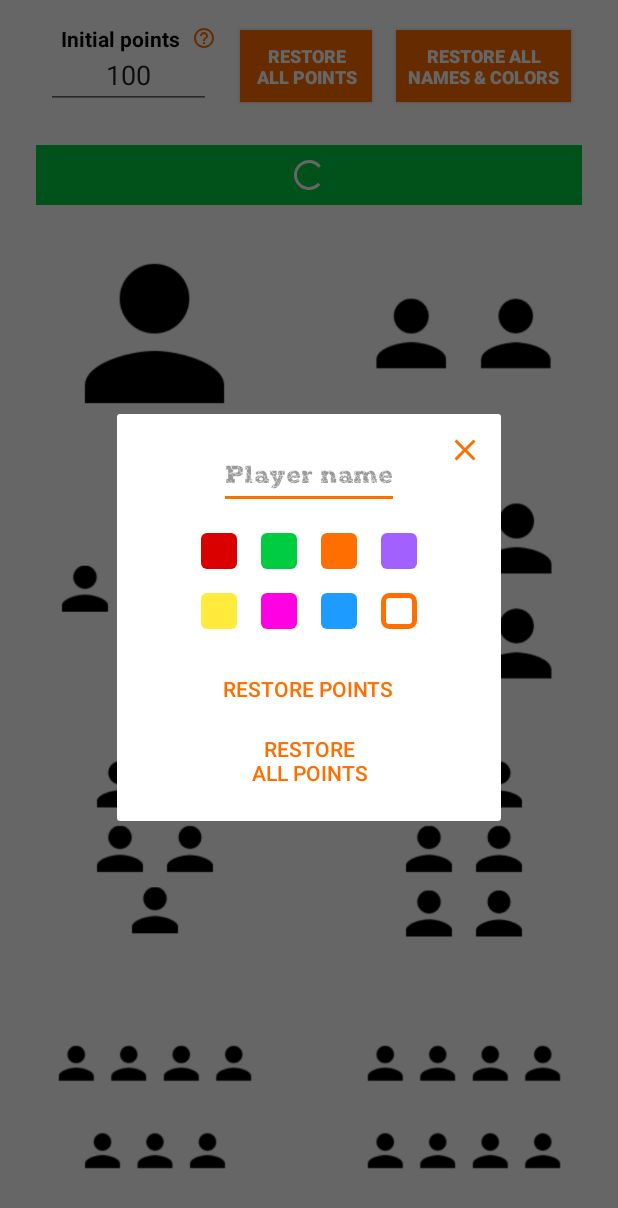
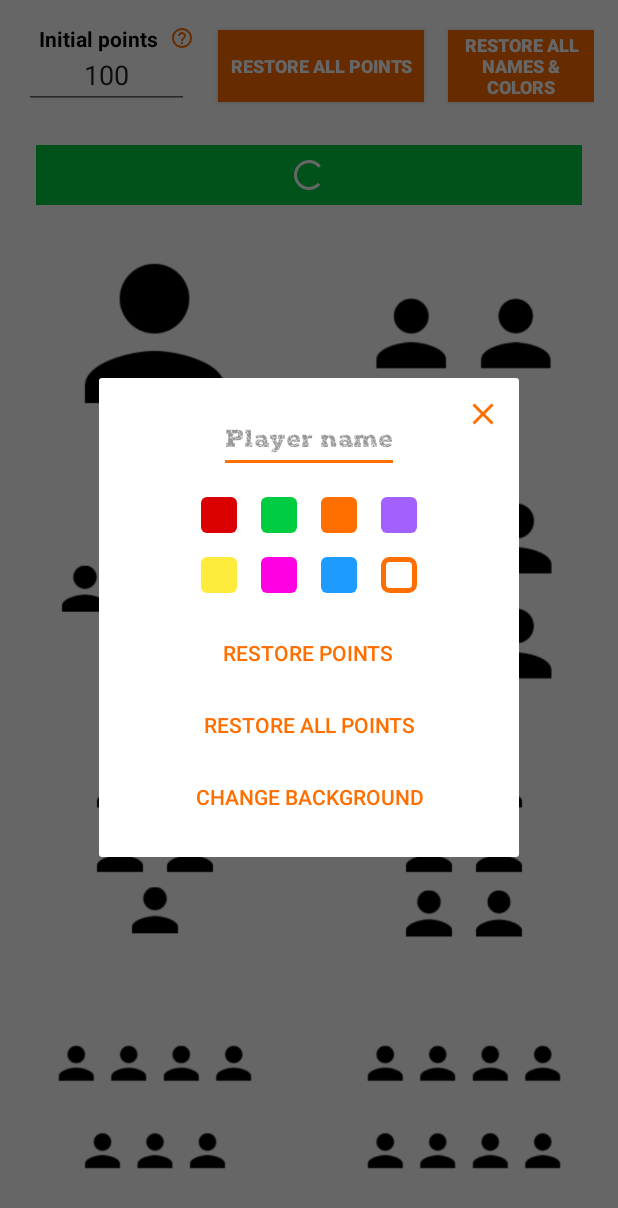
Before and after one commit to ernestovega/PointScorer, an Android app: the PlayerSettingsMenuDialogFragment screen opened through its navigation route, on a phone screen of 412 x 824 dp. Shown: the top 1208 px of the screen. Run offline under Robolectric (Android 15) with nearby library versions, the phone set to English and light mode, and no system bars; our stand-ins replace AdMob, Dagger/Hilt's generated code; libraries missing offline, so code that uses them is left out: com.canhub.cropper, com.google.ads.mediation; 8 statements that could not run were skipped.

Commit message:
[WIP] Crop Image integrated, still needing to implement properly the whole functionality

```diff
--- a/app/build.gradle
+++ b/app/build.gradle
@@ -90,7 +90,7 @@ kapt {
 dependencies {
 
     //ANDROID
-    implementation 'androidx.multidex:multidex:2.0.0'
+    implementation 'androidx.multidex:multidex:2.0.1'
 
     //KOTLIN
     implementation 'org.jetbrains.kotlin:kotlin-stdlib-jdk7:1.7.21'
@@ -137,4 +137,7 @@ dependencies {
 
     //ADS
     implementation 'com.google.android.gms:play-services-ads:21.5.0'
+
+    //IMAGE CROPPER
+    implementation 'com.vanniktech:android-image-cropper:4.3.3'
 }
--- a/app/src/main/java/com/etologic/pointscorer/app/main/activity/MainActivity.kt
+++ b/app/src/main/java/com/etologic/pointscorer/app/main/activity/MainActivity.kt
@@ -32,7 +32,7 @@ class MainActivity : AppCompatActivity() {
     }
 
     private fun initViewModel() {
-        viewModel.screenObservable.observe(this) { navigator.navigateTo(this, it) }
+        viewModel.navigationDataObservable.observe(this) { navigator.navigateTo(this, it) }
         viewModel.gameInterstitialAdObservable.observe(this) { gameInterstitialAdObserver(it) }
     }
 
@@ -44,7 +44,7 @@ class MainActivity : AppCompatActivity() {
     private fun setupOnBackPressed() {
         onBackPressedDispatcher.addCallback(this, object: OnBackPressedCallback(true) {
             override fun handleOnBackPressed() {
-                if (viewModel.screenObservable.value == MENU) {
+                if (viewModel.navigationDataObservable.value?.screen == MENU) {
                     viewModel.navigateTo(FINISH)
                 } else {
                     viewModel.navigateTo(MENU)
--- a/app/src/main/java/com/etologic/pointscorer/app/main/activity/MainActivityNavigator.kt
+++ b/app/src/main/java/com/etologic/pointscorer/app/main/activity/MainActivityNavigator.kt
@@ -1,9 +1,11 @@
 package com.etologic.pointscorer.app.main.activity
 
 import android.view.WindowManager
+import androidx.activity.result.ActivityResultLauncher
 import androidx.annotation.IdRes
 import androidx.navigation.NavOptions
 import androidx.navigation.fragment.NavHostFragment
+import com.canhub.cropper.CropImageContractOptions
 import com.etologic.pointscorer.R
 import com.etologic.pointscorer.app.main.activity.MainActivityNavigator.Screens.*
 import javax.inject.Inject
@@ -20,11 +22,19 @@ class MainActivityNavigator @Inject constructor() {
         GAME_SIX_PLAYERS,
         GAME_SEVEN_PLAYERS,
         GAME_EIGHT_PLAYERS,
-        FINISH
+        CHANGE_BACKGROUND,
+        FINISH,
     }
 
-    fun navigateTo(activity: MainActivity, screen: Screens) {
-        when (screen) {
+    data class NavigationData(
+        val screen: Screens,
+        val activityResultLauncher: ActivityResultLauncher<*>? = null,
+        val activityResultToLaunchInput: Nothing? = null,
+        val activityResultToLaunchOptions: Any? = null,
+    )
+
+    fun navigateTo(activity: MainActivity, navigationData: NavigationData) {
+        when (navigationData.screen) {
             MENU -> goToFragment(activity, R.id.mainMenuFragment)
             GAME_ONE_PLAYER -> goToGameFragment(activity, R.id.game1PlayerXPlayersFragment)
             GAME_TWO_PLAYERS -> goToGameFragment(activity, R.id.game2PlayersXPlayersFragment)
@@ -34,8 +44,16 @@ class MainActivityNavigator @Inject constructor() {
             GAME_SIX_PLAYERS -> goToGameFragment(activity, R.id.game6PlayersXPlayersFragment)
             GAME_SEVEN_PLAYERS -> goToGameFragment(activity, R.id.game7PlayersXPlayersFragment)
             GAME_EIGHT_PLAYERS -> goToGameFragment(activity, R.id.game8PlayersXPlayersFragment)
+            CHANGE_BACKGROUND -> goToCropImageActivityForResult(navigationData)
             FINISH -> activity.finish()
         }
+    }
+
+    @Suppress("UNCHECKED_CAST")
+    private fun goToCropImageActivityForResult(navigationData: NavigationData) {
+        (navigationData.activityResultLauncher as? ActivityResultLauncher<CropImageContractOptions>)?.launch(
+            navigationData.activityResultToLaunchOptions as? CropImageContractOptions
+        )
     }
 
     private fun goToFragment(activity: MainActivity, @IdRes fragmentId: Int) {
--- a/app/src/main/java/com/etologic/pointscorer/app/main/activity/MainActivityViewModel.kt
+++ b/app/src/main/java/com/etologic/pointscorer/app/main/activity/MainActivityViewModel.kt
@@ -6,6 +6,7 @@ import androidx.lifecycle.ViewModel
 import androidx.lifecycle.viewModelScope
 import com.etologic.pointscorer.app.common.ads.MyInterstitialAd
 import com.etologic.pointscorer.app.common.ads.MyRewardedAd
+import com.etologic.pointscorer.app.main.activity.MainActivityNavigator.NavigationData
 import com.etologic.pointscorer.app.main.activity.MainActivityNavigator.Screens
 import com.etologic.pointscorer.app.main.activity.MainActivityNavigator.Screens.MENU
 import com.etologic.pointscorer.bussiness.*
@@ -22,8 +23,8 @@ class MainActivityViewModel @Inject constructor(
     private val invalidateUseCase: InvalidateUseCase,
 ) : ViewModel() {
 
-    private val _navigationData = MutableLiveData<Screens>()
-    val screenObservable: LiveData<Screens> = _navigationData
+    private val _navigationData = MutableLiveData<NavigationData>()
+    val navigationDataObservable: LiveData<NavigationData> = _navigationData
     private val _initialPoints = MutableLiveData<Int>()
     val initialPointsObservable: LiveData<Int> = _initialPoints
     private val _shouldRestoreAllPoints = MutableLiveData<Int>()
@@ -41,7 +42,11 @@ class MainActivityViewModel @Inject constructor(
     }
 
     fun navigateTo(screen: Screens) {
-        _navigationData.postValue(screen)
+        _navigationData.postValue(NavigationData(screen))
+    }
+
+    fun navigateTo(navigationData: NavigationData) {
+        _navigationData.postValue(navigationData)
     }
 
     fun getInitialPoints() {
@@ -74,6 +79,10 @@ class MainActivityViewModel @Inject constructor(
         _shouldRestoreAllPoints.value = 0 //To avoid execution on reloads
     }
 
+    fun showGameInterstitialAd(myInterstitialAd: MyInterstitialAd?) {
+        _gameInterstitialAd.postValue(myInterstitialAd)
+    }
+
     override fun onCleared() {
         myRewardedAd = null
         myInterstitialAdForShowLove = null
@@ -81,8 +90,4 @@ class MainActivityViewModel @Inject constructor(
         super.onCleared()
     }
 
-    fun showGameInterstitialAd(myInterstitialAd: MyInterstitialAd?) {
-        _gameInterstitialAd.postValue(myInterstitialAd)
-    }
-
 }
--- a/app/src/main/java/com/etologic/pointscorer/app/main/fragments/player/PlayerSettingsMenuDialogFragment.kt
+++ b/app/src/main/java/com/etologic/pointscorer/app/main/fragments/player/PlayerSettingsMenuDialogFragment.kt
@@ -28,6 +28,7 @@ class PlayerSettingsMenuDialogFragment @Inject constructor() : BaseMainDialogFra
         fun onNameChanged(name: String)
         fun onRestorePlayerPointsClicked()
         fun onRestoreAllPlayersPointsClicked()
+        fun onChangeBackgroundClicked()
     }
 
     companion object {
@@ -190,6 +191,10 @@ class PlayerSettingsMenuDialogFragment @Inject constructor() : BaseMainDialogFra
                 etSettingsMenuName.hideKeyboard()
                 askConfirmRestoreAllPlayersPoints()
             }
+
+            btSettingMenuChangeBackground.setOnClickListener {
+                playerSettingsMenuDialogListener?.onChangeBackgroundClicked()
+            }
         }
     }
 
--- a/app/src/main/res/layout-land/game_player_settings_dialog_fragment.xml
+++ b/app/src/main/res/layout-land/game_player_settings_dialog_fragment.xml
@@ -101,8 +101,13 @@
         <Button
             android:id="@+id/btSettingMenuRestoreAllPoints"
             style="@style/SettingsMenuButton"
+            android:text="@string/restore_all_points" />
+
+        <Button
+            android:id="@+id/btSettingMenuChangeBackground"
+            style="@style/SettingsMenuButton"
             android:layout_marginBottom="16dp"
-            android:text="@string/restore_all_points" />
+            android:text="@string/change_background" />
 
     </LinearLayout>
 
--- a/app/src/main/res/layout/game_player_settings_dialog_fragment.xml
+++ b/app/src/main/res/layout/game_player_settings_dialog_fragment.xml
@@ -98,8 +98,13 @@
         <Button
             android:id="@+id/btSettingMenuRestoreAllPoints"
             style="@style/SettingsMenuButton"
+            android:text="@string/restore_all_points" />
+
+        <Button
+            android:id="@+id/btSettingMenuChangeBackground"
+            style="@style/SettingsMenuButton"
             android:layout_marginBottom="16dp"
-            android:text="@string/restore_all_points" />
+            android:text="@string/change_background" />
 
     </LinearLayout>
 
--- a/app/src/main/res/values/strings.xml
+++ b/app/src/main/res/values/strings.xml
@@ -35,7 +35,7 @@
 
     <string name="animate_points">Animate points</string>
     <string name="restore_points">Restore points</string>
-    <string name="restore_all_points">Restore\nall points</string>
+    <string name="restore_all_points">Restore all points</string>
     <string name="error_initial_points">Please enter a number between -9999 and 9999</string>
     <string name="error_min_points">Must be higher than -10.000</string>
     <string name="error_max_points">Must be lower than 10.000</string>
@@ -59,5 +59,6 @@
     <string name="ups_but_thanks">Ups! Something went wrong, but your intention is what matters, thanks!</string>
     <string name="an_ad_will_appear_in_few_seconds">An ad will appear in few seconds</string>
     <string name="tap_anywhere_to_cancel">Tap anywhere to cancel</string>
+    <string name="change_background">Change background</string>
 
 </resources>
```
Also changed, not shown: app/src/main/AndroidManifest.xml (+8 -0 lines), app/src/main/java/com/etologic/pointscorer/app/main/fragments/player/PlayerFragment.kt (+29 -0 lines), 1 other file.
